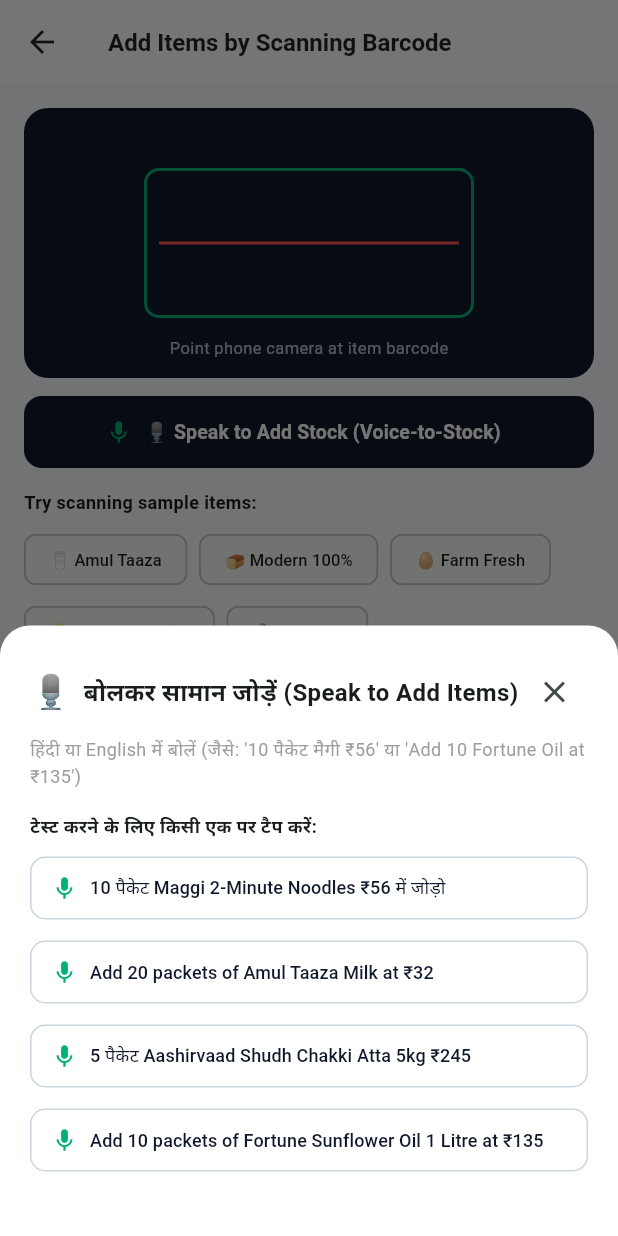
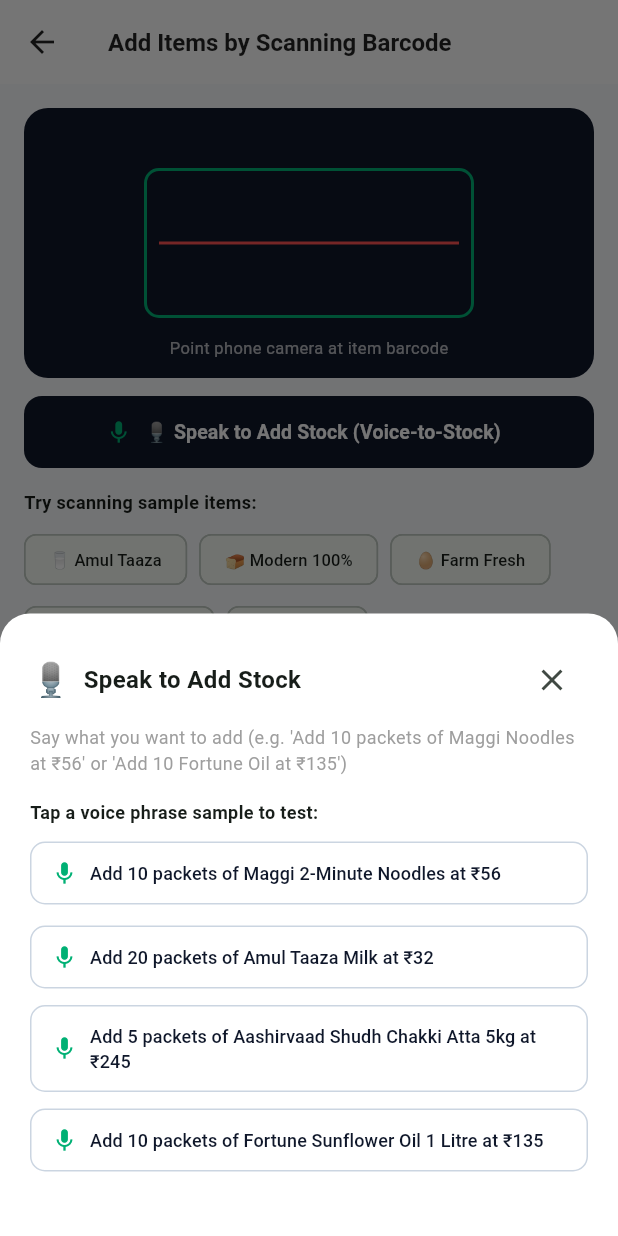
Before and after one commit to atulblahane89/blipt, a Flutter app: the BarcodeIntakeScreen screen opened directly with empty values, after a tap on "🎙️ Speak to Add Stock (Voice-to-Stock)", on a phone screen of 412 x 824 dp. Run offline on Flutter 3.47's test engine with Material 3 defaults, Android fonts, the phone set to English and light mode, and no system bars.

Commit message:
fix(ux): convert UI text to plain simple English with authentic Indian FMCG brands

```diff
--- a/lib/screens/merchant/barcode_intake_screen.dart
+++ b/lib/screens/merchant/barcode_intake_screen.dart
@@ -163,7 +163,7 @@ class _BarcodeIntakeScreenState extends State<BarcodeIntakeScreen> {
                     children: [
                       Text("🎙️", style: TextStyle(fontSize: 22)),
                       SizedBox(width: 8),
-                      Text("बोलकर सामान जोड़ें (Speak to Add Items)", style: TextStyle(fontSize: 16, fontWeight: FontWeight.bold)),
+                      Text("Speak to Add Stock", style: TextStyle(fontSize: 16, fontWeight: FontWeight.bold)),
                     ],
                   ),
                   IconButton(icon: const Icon(Icons.close), onPressed: () => Navigator.pop(ctx)),
@@ -171,15 +171,15 @@ class _BarcodeIntakeScreenState extends State<BarcodeIntakeScreen> {
               ),
               const SizedBox(height: 6),
               const Text(
-                "हिंदी या English में बोलें (जैसे: '10 पैकेट मैगी ₹56' या 'Add 10 Fortune Oil at ₹135')",
+                "Say what you want to add (e.g. 'Add 10 packets of Maggi Noodles at ₹56' or 'Add 10 Fortune Oil at ₹135')",
                 style: TextStyle(fontSize: 12, color: Colors.grey),
               ),
               const SizedBox(height: 16),
-              const Text("टेस्ट करने के लिए किसी एक पर टैप करें:", style: TextStyle(fontSize: 12, fontWeight: FontWeight.bold)),
+              const Text("Tap a voice phrase sample to test:", style: TextStyle(fontSize: 12, fontWeight: FontWeight.bold)),
               const SizedBox(height: 8),
-              _buildVoiceChip(ctx, "10 पैकेट Maggi 2-Minute Noodles ₹56 में जोड़ो"),
+              _buildVoiceChip(ctx, "Add 10 packets of Maggi 2-Minute Noodles at ₹56"),
               _buildVoiceChip(ctx, "Add 20 packets of Amul Taaza Milk at ₹32"),
-              _buildVoiceChip(ctx, "5 पैकेट Aashirvaad Shudh Chakki Atta 5kg ₹245"),
+              _buildVoiceChip(ctx, "Add 5 packets of Aashirvaad Shudh Chakki Atta 5kg at ₹245"),
               _buildVoiceChip(ctx, "Add 10 packets of Fortune Sunflower Oil 1 Litre at ₹135"),
               const SizedBox(height: 12),
             ],
--- a/lib/screens/merchant/merchant_hub_screen.dart
+++ b/lib/screens/merchant/merchant_hub_screen.dart
@@ -122,7 +122,7 @@ class MerchantHubScreen extends StatelessWidget {
             ),
             const SizedBox(height: 16),
 
-            // 1. HERO FEATURE: बोलकर सामान जोड़ें (Speak to Add Items) (REQ-V2-MER-01)
+            // 1. HERO FEATURE: Speak to Add Stock (REQ-V2-MER-01)
             Container(
               margin: const EdgeInsets.only(bottom: 16),
               padding: const EdgeInsets.all(16),
@@ -148,7 +148,7 @@ class MerchantHubScreen extends StatelessWidget {
                           Icon(Icons.mic, color: Color(0xFF00B074), size: 22),
                           SizedBox(width: 8),
                           Text(
-                            "बोलकर सामान जोड़ें (Speak to Add Items)",
+                            "Speak to Add Stock",
                             style: TextStyle(color: Colors.white, fontWeight: FontWeight.bold, fontSize: 14),
                           ),
                         ],
@@ -160,13 +160,13 @@ class MerchantHubScreen extends StatelessWidget {
                           borderRadius: BorderRadius.circular(6),
                           border: Border.all(color: const Color(0xFF00B074)),
                         ),
-                        child: const Text("बोलें और जोड़ें", style: TextStyle(color: Color(0xFF00B074), fontSize: 10, fontWeight: FontWeight.bold)),
+                        child: const Text("Voice Add", style: TextStyle(color: Color(0xFF00B074), fontSize: 10, fontWeight: FontWeight.bold)),
                       ),
                     ],
                   ),
                   const SizedBox(height: 6),
                   const Text(
-                    "हिंदी या English में बोलें (जैसे: '10 पैकेट फॉर्च्यून तेल 1 लीटर ₹135') - बिना टाइप किए सामान तुरंत दुकान में जुड़ जाएगा।",
+                    "Speak naturally (e.g. 'Add 10 packets of Maggi Noodles at ₹56') to stock your shelf instantly without typing.",
                     style: TextStyle(color: Colors.white70, fontSize: 11.5, height: 1.3),
                   ),
                   const SizedBox(height: 12),
@@ -181,7 +181,7 @@ class MerchantHubScreen extends StatelessWidget {
                       ),
                       icon: const Icon(Icons.mic_none_rounded, color: Colors.white, size: 20),
                       label: const Text(
-                        "🎙️ बोलकर सामान जोड़ें (Tap & Speak)",
+                        "🎙️ Tap & Speak to Add Stock",
                         style: TextStyle(color: Colors.white, fontWeight: FontWeight.bold, fontSize: 13),
                       ),
                       onPressed: () => _openVoiceIntakeDialog(context, state),
@@ -202,7 +202,7 @@ class MerchantHubScreen extends StatelessWidget {
                       shape: RoundedRectangleBorder(borderRadius: BorderRadius.circular(10)),
                     ),
                     icon: const Icon(Icons.mic, color: Color(0xFF00B074), size: 17),
-                    label: const Text("बोलकर जोड़ें", style: TextStyle(color: Colors.white, fontWeight: FontWeight.bold, fontSize: 12)),
+                    label: const Text("Voice Add", style: TextStyle(color: Colors.white, fontWeight: FontWeight.bold, fontSize: 12)),
                     onPressed: () => _openVoiceIntakeDialog(context, state),
                   ),
                 ),
@@ -215,7 +215,7 @@ class MerchantHubScreen extends StatelessWidget {
                       shape: RoundedRectangleBorder(borderRadius: BorderRadius.circular(10)),
                     ),
                     icon: const Icon(Icons.qr_code_scanner, color: Colors.white, size: 17),
-                    label: const Text("बारकोड स्कैन", style: TextStyle(color: Colors.white, fontWeight: FontWeight.bold, fontSize: 12)),
+                    label: const Text("Scan Barcode", style: TextStyle(color: Colors.white, fontWeight: FontWeight.bold, fontSize: 12)),
                     onPressed: () {
                       Navigator.push(
                         context,
@@ -234,7 +234,7 @@ class MerchantHubScreen extends StatelessWidget {
                       shape: RoundedRectangleBorder(borderRadius: BorderRadius.circular(10)),
                     ),
                     icon: const Icon(Icons.currency_rupee, size: 16),
-                    label: const Text("बैंक खाता", style: TextStyle(fontWeight: FontWeight.bold, fontSize: 12)),
+                    label: const Text("Bank Payout", style: TextStyle(fontWeight: FontWeight.bold, fontSize: 12)),
                     onPressed: () {
                       Navigator.push(
                         context,
@@ -247,7 +247,7 @@ class MerchantHubScreen extends StatelessWidget {
             ),
             const SizedBox(height: 16),
 
-            // 2. HERO FEATURE: आस-पड़ोस की मांग (What Neighbors Looked For Today) (REQ-V2-MER-04)
+            // 2. HERO FEATURE: What Neighbors Looked For Today (REQ-V2-MER-04)
             Container(
               margin: const EdgeInsets.only(bottom: 16),
               padding: const EdgeInsets.all(15),
@@ -269,18 +269,18 @@ class MerchantHubScreen extends StatelessWidget {
                         children: [
                           Text("📈", style: TextStyle(fontSize: 18)),
                           SizedBox(width: 6),
-                          Text("आस-पड़ोस की मांग (Neighborhood Demand)", style: TextStyle(fontWeight: FontWeight.bold, fontSize: 13.5, color: Color(0xFF0F172A))),
+                          Text("What Neighbors Looked For Today", style: TextStyle(fontWeight: FontWeight.bold, fontSize: 13.5, color: Color(0xFF0F172A))),
                         ],
                       ),
                       Container(
                         padding: const EdgeInsets.symmetric(horizontal: 8, vertical: 3),
                         decoration: BoxDecoration(color: const Color(0xFFEFF6FF), borderRadius: BorderRadius.circular(6)),
-                        child: const Text("🔥 आज सबसे ज़्यादा खोजा गया", style: TextStyle(color: Color(0xFF1D4ED8), fontSize: 10, fontWeight: FontWeight.bold)),
+                        child: const Text("🔥 Top Unfulfilled Searches", style: TextStyle(color: Color(0xFF1D4ED8), fontSize: 10, fontWeight: FontWeight.bold)),
                       ),
                     ],
                   ),
                   const SizedBox(height: 4),
-                  const Text("आस-पास के ग्राहकों ने आज यह सामान ढूंढा जो किसी दुकान पर नहीं मिला:", style: TextStyle(fontSize: 11, color: Colors.grey)),
+                  const Text("Items customers in your area searched for today that were not found in any store:", style: TextStyle(fontSize: 11, color: Colors.grey)),
                   const SizedBox(height: 12),
                   _buildDemandSignalItem(
                     context,
@@ -330,7 +330,7 @@ class MerchantHubScreen extends StatelessWidget {
               ),
             ),
 
-            // 3. HERO FEATURE: भीड़ में पार्टनर दुकान को ऑर्डर भेजना (Order Sharing When Busy) (REQ-V2-OPS-01)
+            // 3. HERO FEATURE: Partner Store Order Sharing (REQ-V2-OPS-01)
             Container(
               margin: const EdgeInsets.only(bottom: 16),
               padding: const EdgeInsets.all(15),
@@ -352,7 +352,7 @@ class MerchantHubScreen extends StatelessWidget {
                         children: [
                           Icon(Icons.handshake_outlined, color: Color(0xFF00B074), size: 18),
                           SizedBox(width: 6),
-                          Text("पार्टनर दुकान ऑर्डर शेयरिंग (Order Sharing)", style: TextStyle(fontWeight: FontWeight.bold, fontSize: 13.5, color: Color(0xFF0F172A))),
+                          Text("Partner Store Order Sharing", style: TextStyle(fontWeight: FontWeight.bold, fontSize: 13.5, color: Color(0xFF0F172A))),
                         ],
                       ),
                       Container(
@@ -363,7 +363,7 @@ class MerchantHubScreen extends StatelessWidget {
                           border: Border.all(color: store.isBusy ? Colors.deepOrange : const Color(0xFF16A34A)),
                         ),
                         child: Text(
-                          store.isBusy ? "🟠 पार्टनर दुकान संभाल रही है (1.5% कमाई चालू)" : "🟢 आपकी दुकान चालू है",
+                          store.isBusy ? "🟠 Partner Store Helping (1.5% Commission)" : "🟢 Your Store Ready",
                           style: TextStyle(
                             color: store.isBusy ? Colors.deepOrange : const Color(0xFF15803D),
                             fontSize: 10,
@@ -376,8 +376,8 @@ class MerchantHubScreen extends StatelessWidget {
                   const SizedBox(height: 6),
                   Text(
                     store.isBusy
-                        ? "दुकान में भीड़ होने पर अतिरिक्त ऑर्डर महादेव सुपरमार्केट (850m) को भेजे जा रहे हैं। आपको बिना सामान पैक किए 1.5% कमीशन मिल रहा है।"
-                        : "जब दुकान में बहुत भीड़ हो या 'व्यस्त' चालू हो, तो ऑर्डर पास की पार्टनर दुकान पर चले जाते हैं ताकि ग्राहक ना छूटे और आपको 1.5% कमीशन मिलता रहे।",
+                        ? "During rush hour, extra orders are shared with Mahadev Supermarket (850m away). You earn 1.5% commission without packing anything."
+                        : "When your store gets too busy, extra orders are shared with nearby partner stores so customers don't wait and you earn 1.5% commission.",
                     style: TextStyle(fontSize: 11, color: store.isBusy ? Colors.deepOrange.shade900 : Colors.grey.shade600, height: 1.3),
                   ),
                   const SizedBox(height: 12),
@@ -391,10 +391,10 @@ class MerchantHubScreen extends StatelessWidget {
                     child: Row(
                       mainAxisAlignment: MainAxisAlignment.spaceAround,
                       children: [
-                        _buildTelemetryItem("पार्टनर दुकान", "महादेव सुपरमार्केट (850m)"),
-                        _buildTelemetryItem("भेजे गए ऑर्डर", store.isBusy ? "2 ऑर्डर" : "0 (तैयार)"),
-                        _buildTelemetryItem("आपकी कमाई", store.isBusy ? "₹18.50 (1.5%)" : "₹0.00"),
-                        _buildTelemetryItem("डिलीवरी समय", "14 मिनट"),
+                        _buildTelemetryItem("Partner Store", "Mahadev Supermarket (850m)"),
+                        _buildTelemetryItem("Shared Orders", store.isBusy ? "2 Orders" : "0 (Ready)"),
+                        _buildTelemetryItem("Your Commission", store.isBusy ? "₹18.50 (1.5%)" : "₹0.00"),
+                        _buildTelemetryItem("Delivery Time", "~14 mins"),
                       ],
                     ),
                   ),
@@ -766,7 +766,7 @@ class MerchantHubScreen extends StatelessWidget {
                     children: [
                       Text("🎙️", style: TextStyle(fontSize: 22)),
                       SizedBox(width: 8),
-                      Text("बोलकर सामान जोड़ें (Speak to Add Items)", style: TextStyle(fontSize: 16, fontWeight: FontWeight.bold)),
+                      Text("Speak to Add Stock", style: TextStyle(fontSize: 16, fontWeight: FontWeight.bold)),
                     ],
                   ),
                   IconButton(icon: const Icon(Icons.close), onPressed: () => Navigator.pop(ctx)),
@@ -774,15 +774,15 @@ class MerchantHubScreen extends StatelessWidget {
               ),
               const SizedBox(height: 6),
               const Text(
-                "हिंदी या English में बोलें (जैसे: '10 पैकेट मैगी नूडल्स ₹56' या 'Add 10 Fortune Oil at ₹135')",
+                "Say what you want to add (e.g. 'Add 10 packets of Maggi Noodles at ₹56' or 'Add 10 Fortune Oil at ₹135')",
                 style: TextStyle(fontSize: 12, color: Colors.grey),
               ),
               const SizedBox(height: 16),
-              const Text("टेस्ट करने के लिए किसी एक पर टैप करें:", style: TextStyle(fontSize: 12, fontWeight: FontWeight.bold)),
+              const Text("Tap a voice phrase sample to test:", style: TextStyle(fontSize: 12, fontWeight: FontWeight.bold)),
               const SizedBox(height: 8),
-              _buildVoiceOption(context, state, ctx, "10 पैकेट Maggi 2-Minute Noodles ₹56 में जोड़ो"),
+              _buildVoiceOption(context, state, ctx, "Add 10 packets of Maggi 2-Minute Noodles at ₹56"),
               _buildVoiceOption(context, state, ctx, "Add 20 packets of Amul Taaza Milk at ₹32"),
-              _buildVoiceOption(context, state, ctx, "5 पैकेट Aashirvaad Shudh Chakki Atta 5kg ₹245"),
+              _buildVoiceOption(context, state, ctx, "Add 5 packets of Aashirvaad Shudh Chakki Atta 5kg at ₹245"),
               _buildVoiceOption(context, state, ctx, "Add 10 packets of Fortune Sunflower Oil 1 Litre at ₹135"),
               const SizedBox(height: 12),
             ],
```
Also changed, not shown: 1 other file.
